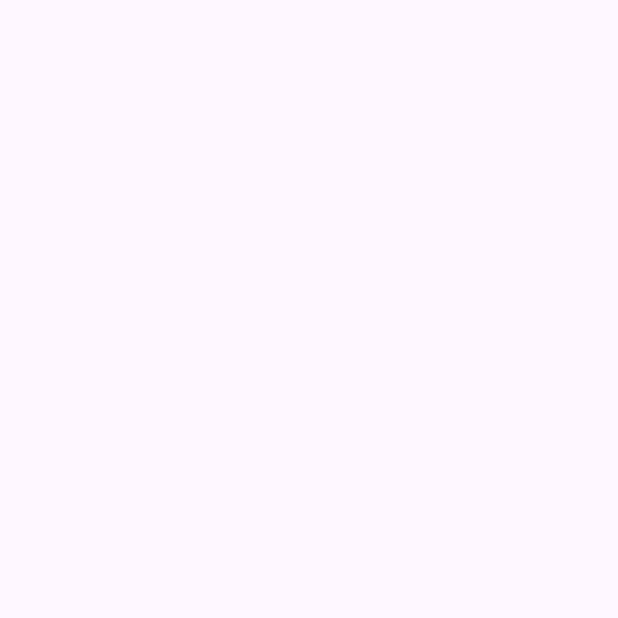
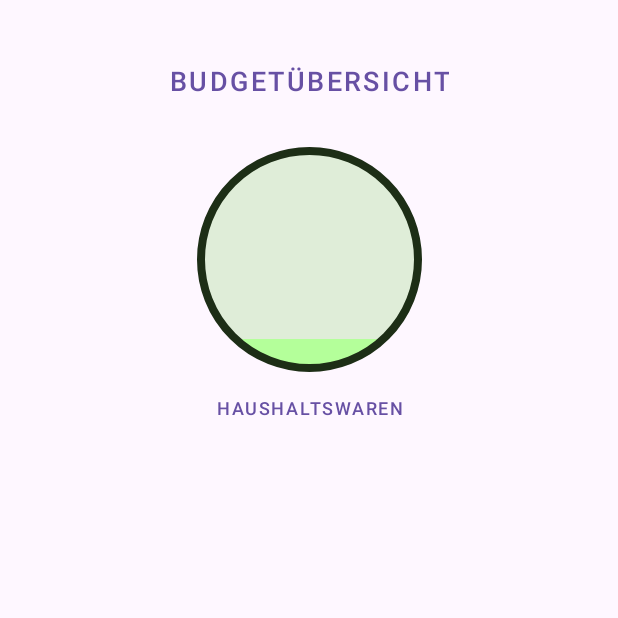
Before and after one commit to Falkenhorst14/BudgetHeld, an Android app: the Overview screen opened directly, with no data from a screen before it, on a phone screen of 412 x 824 dp, the top half of it. Before the commit the part shown is empty. Run offline under Robolectric (Android 15) with nearby library versions, the phone set to English and light mode, and no system bars.

Commit message:
First Budget Overview working

```diff
--- a/app/src/main/java/com/example/budgetheld/Overview.java
+++ b/app/src/main/java/com/example/budgetheld/Overview.java
@@ -1,6 +1,7 @@
 package com.example.budgetheld;
 
 import android.os.Bundle;
+import android.widget.ProgressBar;
 
 import androidx.activity.EdgeToEdge;
 import androidx.appcompat.app.AppCompatActivity;
@@ -9,6 +10,8 @@ import androidx.core.view.ViewCompat;
 import androidx.core.view.WindowInsetsCompat;
 
 public class Overview extends AppCompatActivity {
+
+    ProgressBar pgbCustomHaushaltswaren;
 
     @Override
     protected void onCreate(Bundle savedInstanceState) {
@@ -20,5 +23,10 @@ public class Overview extends AppCompatActivity {
             v.setPadding(systemBars.left, systemBars.top, systemBars.right, systemBars.bottom);
             return insets;
         });
+
+        pgbCustomHaushaltswaren = findViewById(R.id.pgb_customHaushaltswaren);
+
+        pgbCustomHaushaltswaren.setProgress(Math.toIntExact(Math.round(12.34)));
+
     }
 }
--- /dev/null
+++ b/app/src/main/res/drawable/custom_progress.xml
@@ -0,0 +1,33 @@
+<?xml version="1.0" encoding="utf-8"?>
+<layer-list xmlns:android="http://schemas.android.com/apk/res/android"
+    android:paddingMode="stack">
+
+    <item android:id="@android:id/background">
+        <inset android:inset="5dp">
+            <shape android:shape="oval">
+                <solid android:color="@color/matcolpal_100" />
+            </shape>
+        </inset>
+    </item>
+
+    <item android:id="@android:id/progress">
+        <inset android:inset="5dp">
+            <clip
+                android:clipOrientation="vertical"
+                android:gravity="bottom">
+                <shape android:shape="oval">
+                    <solid android:color="@color/matcolpal_A400" />
+                </shape>
+            </clip>
+        </inset>
+    </item>
+
+    <item>
+        <shape android:shape="oval">
+            <stroke
+                android:width="5dp"
+                android:color="@color/matcolpal_dark" />
+        </shape>
+    </item>
+
+</layer-list>
--- a/app/src/main/res/layout/activity_overview.xml
+++ b/app/src/main/res/layout/activity_overview.xml
@@ -7,4 +7,60 @@
     android:layout_height="match_parent"
     tools:context=".Overview">
 
+    <TextView
+        android:id="@+id/tvBudgetUebersicht"
+        android:layout_width="wrap_content"
+        android:layout_height="wrap_content"
+        android:layout_marginTop="30dp"
+        android:text="Budgetübersicht"
+        app:layout_constraintStart_toStartOf="parent"
+        app:layout_constraintEnd_toEndOf="parent"
+        app:layout_constraintTop_toTopOf="parent"
+        app:layout_constraintBottom_toTopOf="@+id/lnlHaushaltswaren"
+        style="@style/Widget.MaterialComponents.Button.TextButton.Icon"
+        android:textSize="18dp"/>
+
+
+    <androidx.constraintlayout.widget.ConstraintLayout
+        android:id="@+id/lnlHaushaltswaren"
+        android:layout_width="match_parent"
+        android:layout_height="wrap_content"
+        app:layout_constraintStart_toStartOf="parent"
+        app:layout_constraintEnd_toEndOf="parent"
+        app:layout_constraintTop_toBottomOf="@+id/tvBudgetUebersicht">
+
+
+        <ProgressBar
+            android:id="@+id/pgb_customHaushaltswaren"
+            style="?android:progressBarStyleHorizontal"
+            android:layout_width="150dp"
+            android:layout_height="150dp"
+            android:layout_margin= "20dp"
+            android:progressDrawable="@drawable/custom_progress"
+            app:layout_constraintStart_toStartOf="parent"
+            app:layout_constraintEnd_toEndOf="parent"
+            app:layout_constraintTop_toTopOf="parent"
+            app:layout_constraintBottom_toTopOf="@+id/tvHaushaltswaren"
+            />
+
+        <TextView
+            android:id="@+id/tvHaushaltswaren"
+            android:layout_width="wrap_content"
+            android:layout_height="wrap_content"
+            app:layout_constraintStart_toStartOf="parent"
+            app:layout_constraintEnd_toEndOf="parent"
+            app:layout_constraintTop_toBottomOf="@+id/pgb_customHaushaltswaren"
+            android:text="Haushaltswaren"
+            android:textSize="12dp"
+            style="@style/Widget.MaterialComponents.Button.TextButton.Icon">
+
+        </TextView>
+    </androidx.constraintlayout.widget.ConstraintLayout>
+
+
+
+
+
+
+
 </androidx.constraintlayout.widget.ConstraintLayout>
```
